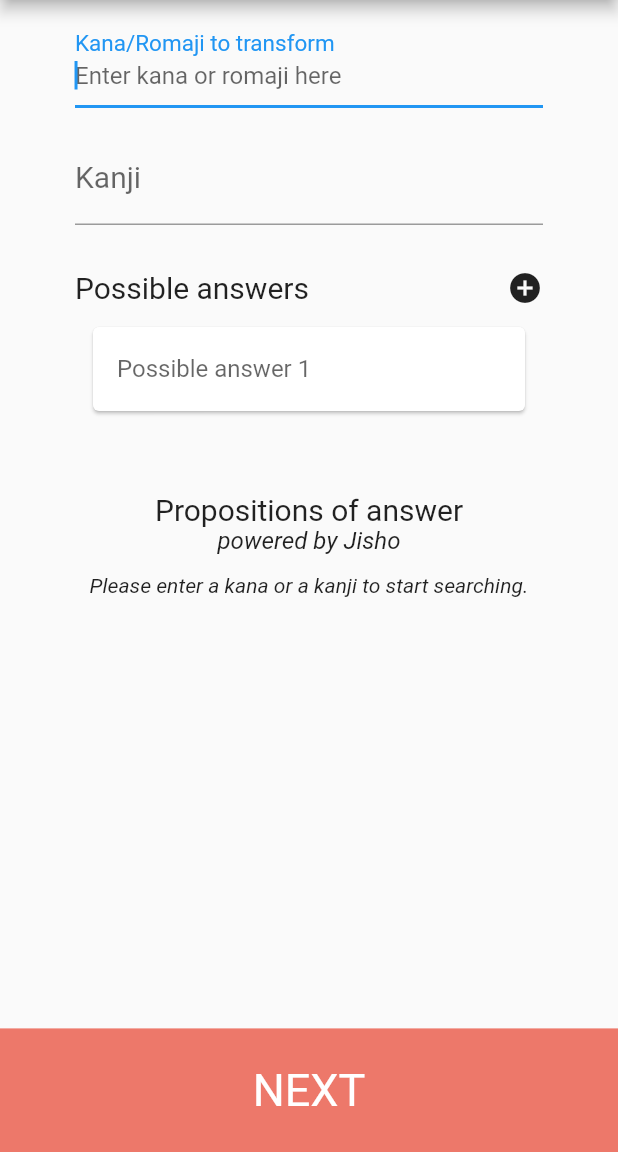
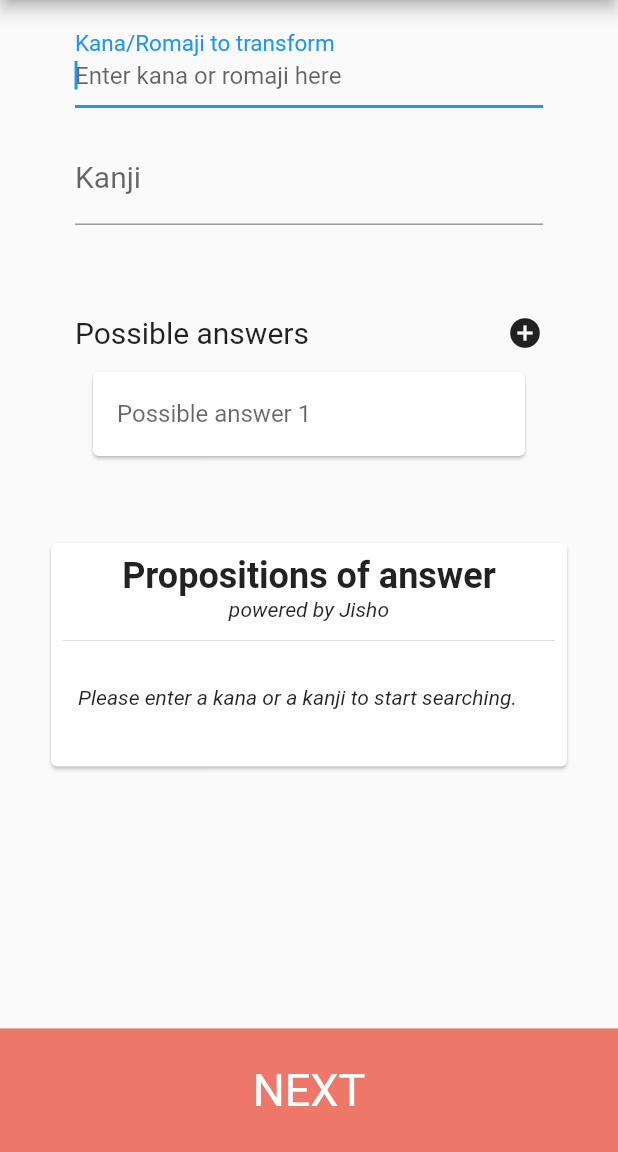
Before and after one commit to Jpec57/benkyou_app, a Flutter app: the CreateCardPage screen opened directly, on a phone screen of 412 x 824 dp, the part 84-1236 px from its top. Run offline on Flutter 3.47's test engine with Material 2 defaults, Android fonts, the light colour scheme and no system bars; our stand-ins replace flare_flutter, flutter_markdown, flutter_tts, get, sentry, shared_preferences and 1 more; missing offline and left inert: keyboard_visibility, speech_recognition; accounts and stored records are empty; network calls fail; statements that could not run were skipped.

Commit message:
Releasing quick card creation

```diff
--- a/lib/screens/CreateCardPage/CreateCardPage.dart
+++ b/lib/screens/CreateCardPage/CreateCardPage.dart
@@ -1,9 +1,11 @@
+import 'package:benkyou/models/Deck.dart';
 import 'package:benkyou/models/DeckCard.dart';
 import 'package:benkyou/models/JishoTranslation.dart';
 import 'package:benkyou/screens/DeckHomePage/DeckHomePage.dart';
 import 'package:benkyou/screens/DeckPage/DeckPage.dart';
 import 'package:benkyou/screens/DeckPage/DeckPageArguments.dart';
 import 'package:benkyou/services/api/cardRequests.dart';
+import 'package:benkyou/services/api/deckRequests.dart';
 import 'package:benkyou/services/localStorage/localStorageService.dart';
 import 'package:benkyou/services/translator/TextConversion.dart';
 import 'package:benkyou/utils/colors.dart';
@@ -31,6 +33,7 @@ class CreateCardPage extends StatefulWidget {
 }
 
 class CreateCardPageState extends State<CreateCardPage> {
+  Future<Deck> _deck;
   final _formKey = GlobalKey<FormState>();
   String _bottomButtonLabel = '';
   String japanese = '';
@@ -58,6 +61,7 @@ class CreateCardPageState extends State<CreateCardPage> {
     answerWidgetKey = new GlobalKey<AddAnswerCardWidgetState>();
     _kanjiEditingController = new TextEditingController();
     _kanaEditingController = new TextEditingController();
+    _deck = getDeck(widget.deckId);
 
     _kanjiFocusNode.addListener(() {
       triggerJishoResearch(_kanjiEditingController.text);
@@ -220,11 +224,13 @@ class CreateCardPageState extends State<CreateCardPage> {
             child: Form(
               key: _formKey,
               child: SingleChildScrollView(
-                child: Padding(
-                  padding: EdgeInsets.only(left: 50.0, right: 50.0),
                 child: Column(
                   mainAxisSize: MainAxisSize.min,
                   children: <Widget>[
+                    Padding(
+                      padding: EdgeInsets.only(left: 50.0, right: 50.0),
+                      child: Column(
+                        children: [
                           Container(
                             child: Padding(
                               padding: EdgeInsets.only(top: 10.0),
@@ -252,7 +258,8 @@ class CreateCardPageState extends State<CreateCardPage> {
                                 autofocus: true,
                                 decoration: InputDecoration(
                                     labelText: LocalizationWidget.of(context)
-                                    .getLocalizeValue('kana_kanji_tranform'),
+                                        .getLocalizeValue(
+                                            'kana_kanji_tranform'),
                                     labelStyle: TextStyle(fontSize: 20),
                                     hintText: LocalizationWidget.of(context)
                                         .getLocalizeValue('enter_kana_kanji')),
@@ -285,40 +292,63 @@ class CreateCardPageState extends State<CreateCardPage> {
                                           .getLocalizeValue('kanji'),
                                       labelStyle: TextStyle(fontSize: 20),
                                       hintText: LocalizationWidget.of(context)
-                                      .getLocalizeValue('input_kanji_label')),
+                                          .getLocalizeValue(
+                                              'input_kanji_label')),
                                 ),
                               ]),
                             ),
                           ),
                           Padding(
-                        padding: const EdgeInsets.only(top: 20.0),
+                            padding: const EdgeInsets.only(top: 50.0),
                             child: AddAnswerCardWidget(key: answerWidgetKey),
                           ),
+                        ],
+                      ),
+                    ),
+                    Padding(
+                      padding: const EdgeInsets.only(left: 30, right: 30),
+                      child: Card(
+                        child: Padding(
+                          padding: const EdgeInsets.all(8.0),
+                          child: Column(
+                            mainAxisSize: MainAxisSize.min,
+                            crossAxisAlignment: CrossAxisAlignment.stretch,
+                            children: [
                               Container(
                                 child: Text(
                                   LocalizationWidget.of(context)
                                       .getLocalizeValue('prop_of_answer'),
-                          style: TextStyle(fontSize: 20),
-                          textAlign: TextAlign.start,
+                                  style: TextStyle(
+                                      fontSize: 24,
+                                      fontWeight: FontWeight.w600),
+                                  textAlign: TextAlign.center,
                                 ),
                               ),
-                      Container(
+                              Padding(
+                                padding: EdgeInsets.only(bottom: 5),
                                 child: Text(
                                   LocalizationWidget.of(context)
                                       .getLocalizeValue('powered_by_jisho'),
                                   style: TextStyle(
-                              fontSize: 16, fontStyle: FontStyle.italic),
-                          textAlign: TextAlign.start,
+                                      fontSize: 14,
+                                      fontStyle: FontStyle.italic),
+                                  textAlign: TextAlign.center,
                                 ),
                               ),
+                              Divider(),
                               Padding(
-                        padding: const EdgeInsets.only(bottom: 30.0),
+                                padding: const EdgeInsets.only(
+                                    top: 10, left: 10, right: 10, bottom: 30.0),
                                 child: JishoList(
                                     researchWord: _researchWord,
                                     callback: insertTranslationsCallback),
                               ),
                             ],
                           ),
+                        ),
+                      ),
+                    ),
+                  ],
                 ),
               ),
             ),
@@ -381,6 +411,27 @@ class CreateCardPageState extends State<CreateCardPage> {
     );
   }
 
+  Widget _renderHeader() {
+    Widget defaultHeader =
+        Text(LocalizationWidget.of(context).getLocalizeValue('create_card'));
+    return FutureBuilder(
+      future: _deck,
+      builder: (BuildContext context, AsyncSnapshot<Deck> deckSnap) {
+        switch (deckSnap.connectionState) {
+          case ConnectionState.done:
+            if (deckSnap.hasData) {
+              return Text(LocalizationWidget.of(context)
+                      .getLocalizeValue('create_card') +
+                  " in ${deckSnap.data.title}");
+            }
+            return defaultHeader;
+          default:
+            return defaultHeader;
+        }
+      },
+    );
+  }
+
   @override
   Widget build(BuildContext context) {
     _bottomButtonLabel =
@@ -394,8 +445,7 @@ class CreateCardPageState extends State<CreateCardPage> {
       child: Scaffold(
         drawer: MainDrawer(),
         appBar: AppBar(
-          title: Text(
-              LocalizationWidget.of(context).getLocalizeValue('create_card')),
+          title: _renderHeader(),
         ),
         body: Column(
           children: <Widget>[
--- a/lib/screens/DeckHomePage/DeckHomePage.dart
+++ b/lib/screens/DeckHomePage/DeckHomePage.dart
@@ -114,7 +114,7 @@ class DeckHomePageState extends State<DeckHomePage> {
                       alignment: Alignment.topLeft,
                       child: Container(
                         child: Padding(
-                          padding: const EdgeInsets.all(8.0),
+                          padding: const EdgeInsets.all(10.0),
                           child: Text(
                             '$awaitingCount',
                             style: TextStyle(
@@ -163,7 +163,7 @@ class DeckHomePageState extends State<DeckHomePage> {
                       alignment: Alignment.topRight,
                       child: Container(
                         child: Padding(
-                          padding: const EdgeInsets.all(8.0),
+                          padding: const EdgeInsets.all(10.0),
                           child: Text(
                             '$reviewCount',
                             style: TextStyle(
@@ -302,10 +302,13 @@ class DeckHomePageState extends State<DeckHomePage> {
                     onPressed: () {
                       _createNewCard(snapshot.data);
                     },
-                    backgroundColor: Color(COLOR_DARK_MUSTARD),
+                    backgroundColor: Color(0xffcceeff),
                     tooltip:
                         LocalizationWidget.of(context).getLocalizeValue('lol'),
-                    child: Icon(Icons.swap_calls),
+                    child: Icon(
+                      Icons.history,
+                      color: Colors.black54,
+                    ),
                   ),
                   FloatingActionButton(
                     heroTag: null,
@@ -444,8 +447,6 @@ class DeckHomePageState extends State<DeckHomePage> {
                       );
                     }
                     return Container();
-                  case ConnectionState.none:
-                    return Container();
                   default:
                     return Container();
                 }
--- a/lib/screens/ProfilePage/ProfilePage.dart
+++ b/lib/screens/ProfilePage/ProfilePage.dart
@@ -227,7 +227,7 @@ class ProfilePageState extends State<ProfilePage> {
                 child: SingleChildScrollView(
                   child: Column(
                     crossAxisAlignment: CrossAxisAlignment.stretch,
-                    mainAxisSize: MainAxisSize.min,
+                    mainAxisSize: MainAxisSize.max,
                     children: [
                       _renderProfileHeader(phoneSize, user),
                       Container(
--- a/pubspec.yaml
+++ b/pubspec.yaml
@@ -11,7 +11,7 @@ description: A new Flutter application to learn Japanese
 # In iOS, build-name is used as CFBundleShortVersionString while build-number used as CFBundleVersion.
 # Read more about iOS versioning at
 # https://developer.apple.com/library/archive/documentation/General/Reference/InfoPlistKeyReference/Articles/CoreFoundationKeys.html
-version: 1.0.26+26
+version: 1.0.28+28
 
 environment:
   sdk: ">=2.2.2 <3.0.0"
```
Lines whose indentation alone changed are shown as unchanged.
